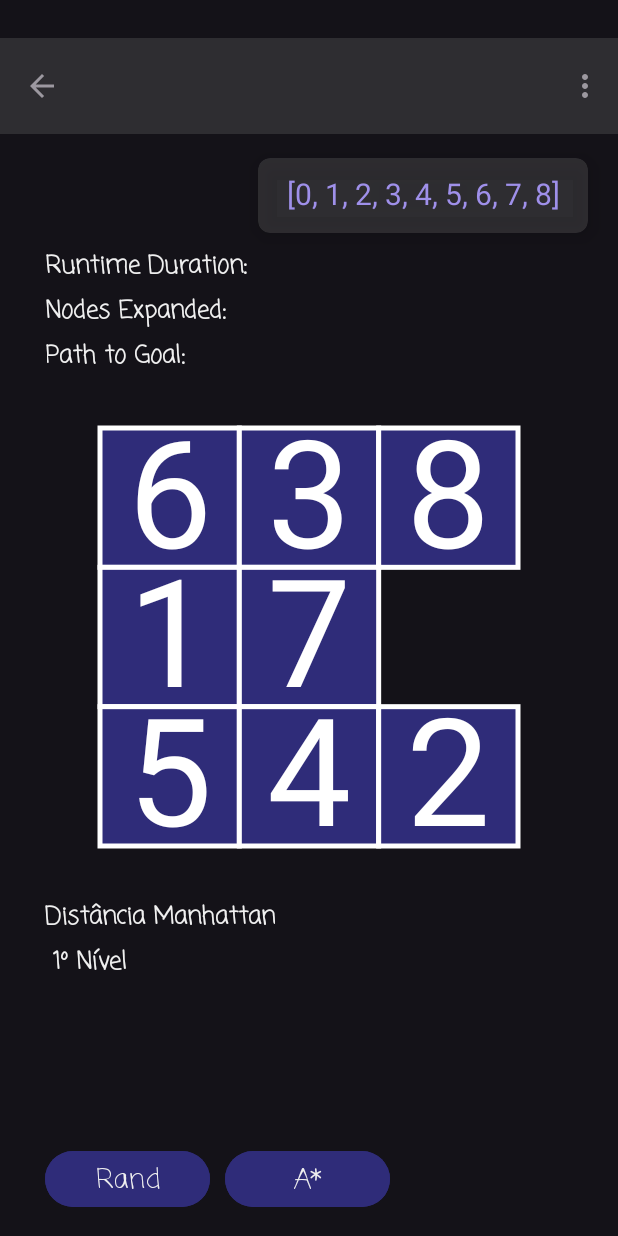
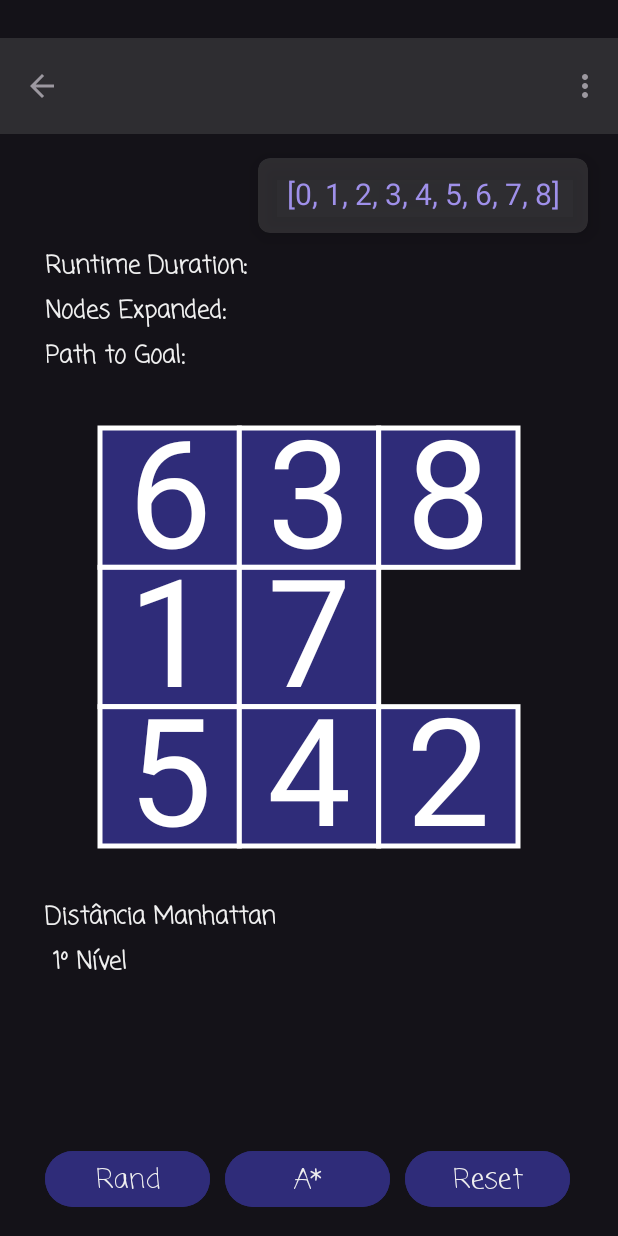
Before and after one commit to GabrielPissininMenossi/8_Puzzle_Solver, an Android app: the screen it shows after launch (MainActivity), after a tap on "A*", on a phone screen of 412 x 824 dp. Run offline under Robolectric (Android 15) with nearby library versions, the phone set to English and light mode, and no system bars; 1 other tap on this screen came first.

Commit message:
adicionando botao reset

```diff
--- a/app/src/main/java/com/unoeste/puzzle8solver/A_Estrela_Fragment.java
+++ b/app/src/main/java/com/unoeste/puzzle8solver/A_Estrela_Fragment.java
@@ -40,6 +40,7 @@ public class A_Estrela_Fragment extends Fragment {
     // TODO: Rename and change types of parameters
     private String mParam1;
     private String mParam2;
+    static List<Integer> estadoInicial = new ArrayList<>();
     static List<Estado> estadoList = new ArrayList<>();
     static List<Integer> estadoAtual = new ArrayList<>();
     static List<Integer> estadoFinal = new ArrayList<>(Arrays.asList(0,1,2,3,4,5,6,7,8)); // estado final padrão
@@ -49,7 +50,7 @@ public class A_Estrela_Fragment extends Fragment {
     private Tabuleiro ultimoEstado;
     private Puzzle8View puzzle8View;
     private TextView tvEstadoFinal;
-    private Button btEmbaralhar, btBusca_Estrela;
+    private Button btEmbaralhar, btBusca_Estrela, btReset;
     private Long startTime, endTime;
     private int qtdePassos = 0, tamanhoCaminho = 0, flagDistManhattan = 1, flagPecaForaLugar = 0, flagNivel1 = 1, flagNivel2 = 0;
     private TextView tvTempoGasto, tvCaminhoSolucao, tvQtdePassos, tvNivel, tvFuncaoAvaliativa;
@@ -145,12 +146,21 @@ public class A_Estrela_Fragment extends Fragment {
         tvTempoGasto = view.findViewById(R.id.tvTempoGasto);
         tvQtdePassos = view.findViewById(R.id.tvQtdePassos);
         tvNivel = view.findViewById(R.id.tvNivel);
+        btReset = view.findViewById(R.id.btReset);
         tvFuncaoAvaliativa = view.findViewById(R.id.tvFuncaoAvaliativa);
         tvEstadoFinal.setText(estadoFinal.toString());
         btEmbaralhar.setOnClickListener(new View.OnClickListener() {
             @Override
             public void onClick(View v) {
                 puzzle8View.inicializarEstados();
+            }
+        });
+        btReset.setOnClickListener(new View.OnClickListener() {
+            @Override
+            public void onClick(View v) {
+                estadoAtual.clear();
+                estadoAtual.addAll(estadoInicial);
+                puzzle8View.trocarEstados();
             }
         });
         btBusca_Estrela.setOnClickListener(new View.OnClickListener() {
@@ -260,6 +270,7 @@ public class A_Estrela_Fragment extends Fragment {
         while (i < estadoList.size())
         {
             estadoAtual.add(estadoList.get(i).getNum());
+            estadoInicial.add(estadoList.get(i).getNum());
             i++;
         }
     }
--- a/app/src/main/java/com/unoeste/puzzle8solver/Puzzle8View.java
+++ b/app/src/main/java/com/unoeste/puzzle8solver/Puzzle8View.java
@@ -131,4 +131,5 @@ public class Puzzle8View extends View
         invalidate();
     }
 
+
 }
--- a/app/src/main/res/layout/fragment_a__estrela_.xml
+++ b/app/src/main/res/layout/fragment_a__estrela_.xml
@@ -45,6 +45,21 @@
         android:fontFamily="casual"
         android:stateListAnimator="@null"
         android:text="Rand"
+        android:textColor="#F0F0F0"
+        android:textSize="18sp"
+        app:rippleColor="@android:color/transparent" />
+
+    <Button
+        android:id="@+id/btReset"
+        android:layout_width="110dp"
+        android:layout_height="45dp"
+        android:layout_gravity="bottom|start"
+        android:layout_marginLeft="270dp"
+        android:layout_marginBottom="15dp"
+        android:backgroundTint="#2f2c79"
+        android:fontFamily="casual"
+        android:stateListAnimator="@null"
+        android:text="Reset"
         android:textColor="#F0F0F0"
         android:textSize="18sp"
         app:rippleColor="@android:color/transparent" />
```
